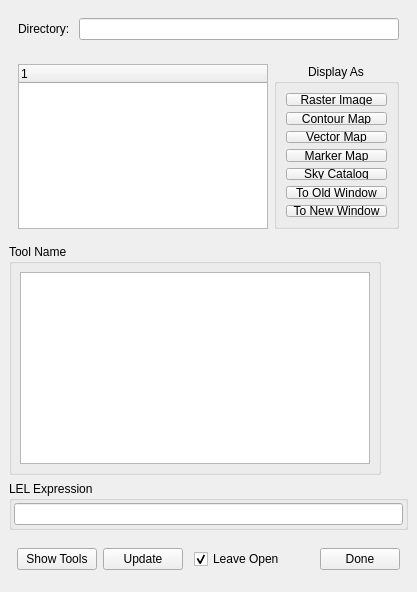
Above: code/display/implement/QtViewer/QtDataManager.ui from radio-astro/casa before the change. Below: the same form after it.
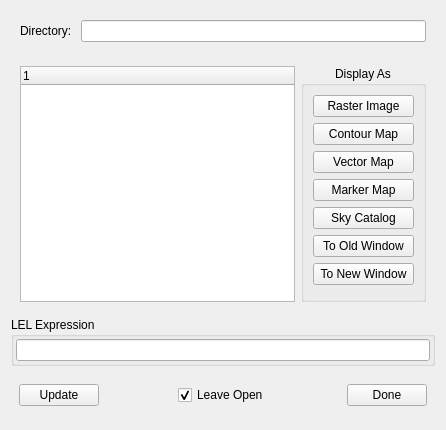
That is the form after the change. Custom widgets are drawn as their Qt base class.

Commit message:
New Development: no             JIRA Issue: no       Ready to Release: yes      Interface Changes: none What Interface Changed: none          Test Programs: none   Put in Release Notes: no
           Description: clean up QtDesigner's data manager dialog by removing unimplemented "tools" options...

```diff
--- a/code/display/implement/QtViewer/QtDataManager.ui
+++ b/code/display/implement/QtViewer/QtDataManager.ui
@@ -1,13 +1,13 @@
 <ui version="4.0" >
  <author>Honglin Ye, National Radio Astronomy Observatory</author>
  <class>QtDataManager</class>
- <widget class="QWidget" name="QtDataManager" >
-  <property name="geometry" >
+ <widget class="QWidget" name="QtDataManager">
+  <property name="geometry">
    <rect>
     <x>0</x>
     <y>0</y>
-    <width>410</width>
-    <height>442</height>
+    <width>446</width>
+    <height>430</height>
    </rect>
   </property>
   <property name="maximumSize" >
@@ -19,13 +19,7 @@
   <property name="windowTitle" >
    <string>Load Data -- Viewer</string>
   </property>
-  <layout class="QVBoxLayout" >
-   <property name="margin" >
-    <number>9</number>
-   </property>
-   <property name="spacing" >
-    <number>6</number>
-   </property>
+  <layout class="QVBoxLayout">
    <item>
     <widget class="QFrame" name="topFrame_" >
      <property name="frameShape" >
@@ -34,13 +28,7 @@
      <property name="frameShadow" >
       <enum>QFrame::Raised</enum>
      </property>
-     <layout class="QHBoxLayout" >
-      <property name="margin" >
-       <number>9</number>
-      </property>
-      <property name="spacing" >
-       <number>6</number>
-      </property>
+     <layout class="QHBoxLayout">
       <item>
        <widget class="QLabel" name="dirLabel_" >
         <property name="text" >
@@ -55,11 +43,9 @@
     </widget>
    </item>
    <item>
-    <widget class="QFrame" name="midFrame_" >
-     <property name="sizePolicy" >
-      <sizepolicy>
-       <hsizetype>7</hsizetype>
-       <vsizetype>7</vsizetype>
+    <widget class="QFrame" name="midFrame_">
+     <property name="sizePolicy">
+      <sizepolicy hsizetype="Expanding" vsizetype="Expanding">
        <horstretch>0</horstretch>
        <verstretch>2</verstretch>
       </sizepolicy>
@@ -70,13 +56,7 @@
      <property name="frameShadow" >
       <enum>QFrame::Raised</enum>
      </property>
-     <layout class="QHBoxLayout" >
-      <property name="margin" >
-       <number>9</number>
-      </property>
-      <property name="spacing" >
-       <number>6</number>
-      </property>
+     <layout class="QHBoxLayout">
       <item>
        <widget class="QTreeWidget" name="treeWidget_" >
         <property name="minimumSize" >
@@ -96,11 +76,9 @@
        </widget>
       </item>
       <item>
-       <widget class="QGroupBox" name="displayGroupBox_" >
-        <property name="sizePolicy" >
-         <sizepolicy>
-          <hsizetype>0</hsizetype>
-          <vsizetype>7</vsizetype>
+       <widget class="QGroupBox" name="displayGroupBox_">
+        <property name="sizePolicy">
+         <sizepolicy hsizetype="Fixed" vsizetype="Expanding">
           <horstretch>0</horstretch>
           <verstretch>0</verstretch>
          </sizepolicy>
@@ -117,13 +95,7 @@
         <property name="alignment" >
          <set>Qt::AlignHCenter</set>
         </property>
-        <layout class="QVBoxLayout" >
-         <property name="margin" >
-          <number>9</number>
-         </property>
-         <property name="spacing" >
-          <number>6</number>
-         </property>
+        <layout class="QVBoxLayout">
          <item>
           <widget class="QPushButton" name="rasterButton_" >
            <property name="text" >
@@ -193,41 +165,8 @@
     </widget>
    </item>
    <item>
-    <widget class="QGroupBox" name="toolGroupBox_" >
-     <property name="sizePolicy" >
-      <sizepolicy>
-       <hsizetype>0</hsizetype>
-       <vsizetype>0</vsizetype>
-       <horstretch>0</horstretch>
-       <verstretch>1</verstretch>
-      </sizepolicy>
-     </property>
-     <property name="title" >
-      <string>Tool Name</string>
-     </property>
-     <layout class="QHBoxLayout" >
-      <property name="margin" >
-       <number>8</number>
-      </property>
-      <property name="spacing" >
-       <number>6</number>
-      </property>
-      <item>
-       <widget class="QListView" name="toolNameListView_" >
-        <property name="minimumSize" >
-         <size>
-          <width>350</width>
-          <height>45</height>
-         </size>
-        </property>
-       </widget>
-      </item>
-     </layout>
-    </widget>
-   </item>
-   <item>
-    <widget class="QGroupBox" name="lelGB_" >
-     <property name="title" >
+    <widget class="QGroupBox" name="lelGB_">
+     <property name="title">
       <string>LEL Expression</string>
      </property>
      <property name="flat" >
@@ -236,15 +175,12 @@
      <property name="checkable" >
       <bool>false</bool>
      </property>
-     <layout class="QVBoxLayout" >
-      <property name="margin" >
+     <layout class="QVBoxLayout">
+      <property name="margin">
        <number>2</number>
       </property>
-      <property name="spacing" >
-       <number>6</number>
-      </property>
       <item>
-       <widget class="casa::QtLELEdit" name="lelEdit_" />
+       <widget class="casa::QtLELEdit" name="lelEdit_"/>
       </item>
      </layout>
     </widget>
@@ -257,23 +193,13 @@
      <property name="frameShadow" >
       <enum>QFrame::Raised</enum>
      </property>
-     <layout class="QHBoxLayout" >
-      <property name="margin" >
+     <layout class="QHBoxLayout">
+      <property name="margin">
        <number>8</number>
       </property>
-      <property name="spacing" >
-       <number>6</number>
-      </property>
       <item>
-       <widget class="QPushButton" name="toolButton_" >
-        <property name="text" >
-         <string>Show Tools</string>
-        </property>
-       </widget>
-      </item>
-      <item>
-       <widget class="QPushButton" name="updateButton_" >
-        <property name="text" >
+       <widget class="QPushButton" name="updateButton_">
+        <property name="text">
          <string>Update</string>
         </property>
        </widget>
@@ -292,8 +218,8 @@
        </spacer>
       </item>
       <item>
-       <widget class="QCheckBox" name="leaveOpen_" >
-        <property name="text" >
+       <widget class="QCheckBox" name="leaveOpen_">
+        <property name="text">
          <string>Leave Open</string>
         </property>
         <property name="checked" >
@@ -315,8 +241,8 @@
        </spacer>
       </item>
       <item>
-       <widget class="QPushButton" name="cancelButton_" >
-        <property name="text" >
+       <widget class="QPushButton" name="cancelButton_">
+        <property name="text">
          <string>Done</string>
         </property>
        </widget>
```
Left out of the diff: 117 changed lines with no effect on the pictures. The commit also changes 2 other files.
